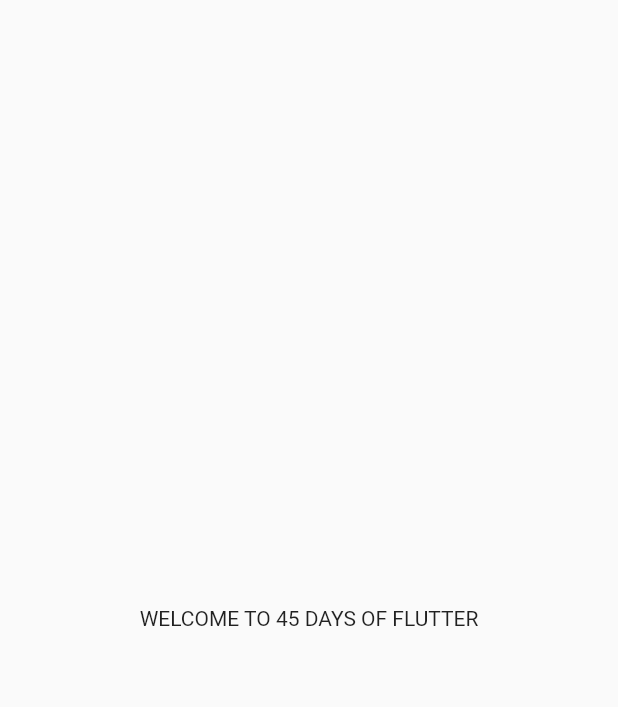
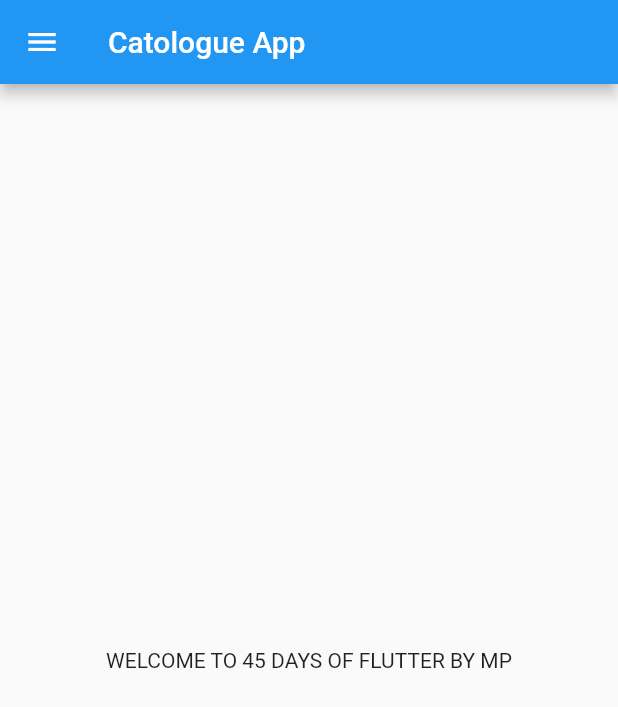
Before and after one commit to mpGit90/45daysofflutterbymp, a Flutter app: the screen it shows after launch, on a phone screen of 412 x 824 dp. Shown: the top 707 px of the screen. Run offline on Flutter 3.47's test engine with Material 2 defaults, Android fonts, the phone set to English and light mode, and no system bars.

Commit message:
day2 completed

```diff
--- /dev/null
+++ b/lib/home_page.dart
@@ -0,0 +1,19 @@
+import 'package:flutter/material.dart';
+
+class HomePage extends StatelessWidget {
+  final int days = 45;
+  final String name = "MP";
+  Widget build(BuildContext context) {
+    return Scaffold(
+      appBar: AppBar(
+        title: Text("Catologue App"),
+      ),
+      body: Center(
+        child: Container(
+          child: Text("WELCOME TO $days DAYS OF FLUTTER BY $name"),
+        ),
+      ),
+      drawer: Drawer(),
+    );
+  }
+}
--- a/lib/main.dart
+++ b/lib/main.dart
@@ -1,4 +1,6 @@
 import 'package:flutter/material.dart';
+import 'package:flutter_catalogue/home_page.dart';
+import 'home_page.dart';
 
 void main() {
   runApp(MyApp());
@@ -8,13 +10,7 @@ class MyApp extends StatelessWidget {
   const MyApp({Key? key}) : super(key: key);
   Widget build(BuildContext context) {
     return MaterialApp(
-      home: Material(
-        child: Center(
-          child: Container(
-            child: Text("WELCOME TO 45 DAYS OF FLUTTER"),
-          ),
-        ),
-      ),
+      home: HomePage(),
     );
   }
 }
```
